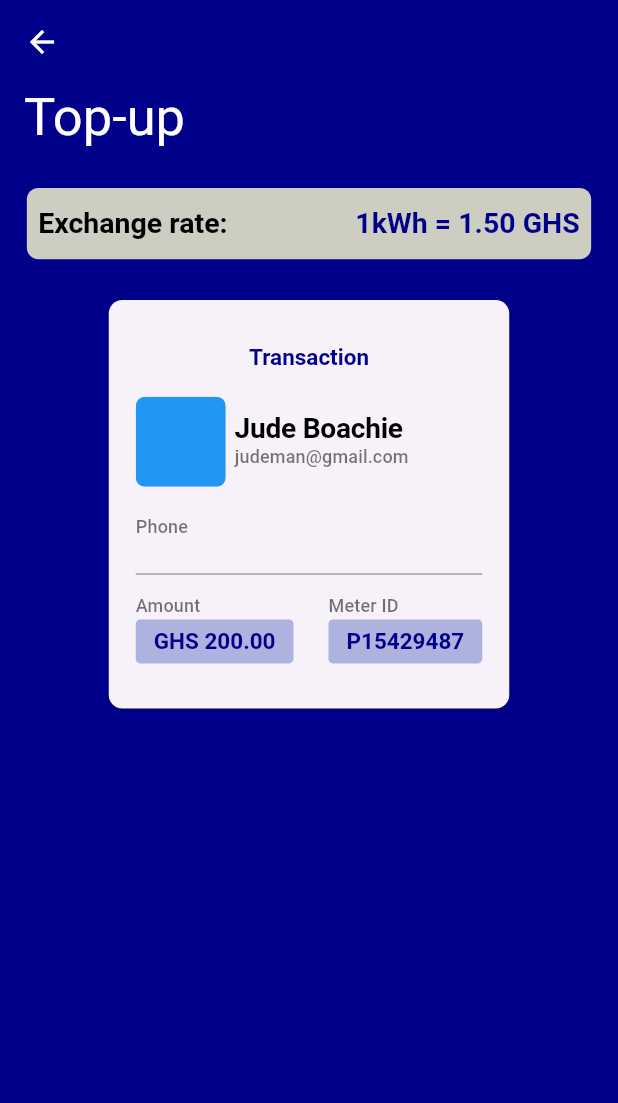
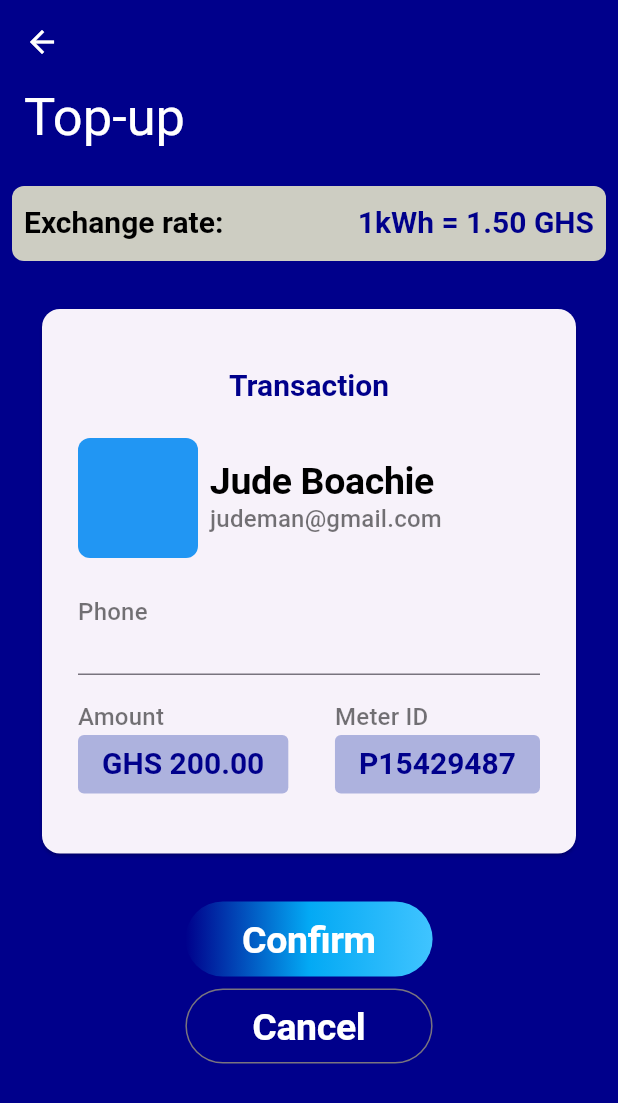
Before and after one commit to Serkhani/energyapp, a Flutter app: the TopUpView screen opened by its route, on a phone screen of 412 x 824 dp. Shown: the top 1103 px of the screen. Run offline on Flutter 3.47's test engine with Material 2 defaults, Android fonts, the phone set to English and light mode, and no system bars; our stand-ins replace get; accounts and stored records are empty.

Commit message:
added buttons

```diff
--- /dev/null
+++ b/lib/app/modules/TopUp/views/buttons_view.dart
@@ -0,0 +1,58 @@
+import 'package:energy/app/modules/home/controllers/home_controller.dart';
+import 'package:flutter/material.dart';
+
+import 'package:get/get.dart';
+
+class ButtonsView extends GetView<HomeController> {
+  const ButtonsView({Key? key}) : super(key: key);
+  @override
+  Widget build(BuildContext context) {
+    return SizedBox(
+      width: double.infinity,
+      child: Column(
+        crossAxisAlignment: CrossAxisAlignment.center,
+        children: [
+          Container(
+            margin: const EdgeInsets.symmetric(horizontal: 30.0, vertical: 8.0),
+            height: 50.0,
+            decoration: BoxDecoration(
+              borderRadius: BorderRadius.circular(35.0),
+              gradient: LinearGradient(colors: [
+                Theme.of(context).scaffoldBackgroundColor,
+                Colors.lightBlue,
+                Colors.lightBlueAccent
+              ]),
+            ),
+            child: ElevatedButton(
+              onPressed: () => controller.confirm(),
+              style: ElevatedButton.styleFrom(
+                backgroundColor: Colors.transparent,
+                elevation: 0.0,
+                minimumSize: Size(Get.width * 0.4, 50.0),
+                shape: RoundedRectangleBorder(
+                  borderRadius: BorderRadius.circular(35.0),
+                ),
+              ),
+              child: Text(
+                'Confirm',
+                style: Theme.of(context).textTheme.displayLarge,
+              ),
+            ),
+          ),
+          OutlinedButton(
+            style: OutlinedButton.styleFrom(
+                minimumSize: Size(Get.width * 0.4, 50.0),
+                shape: RoundedRectangleBorder(
+                    borderRadius: BorderRadius.circular(35.0),
+                    side: const BorderSide(width: 5.0))),
+            onPressed: () => controller.cancel(),
+            child: Text(
+              'Cancel',
+              style: Theme.of(context).textTheme.displayLarge,
+            ),
+          ),
+        ],
+      ),
+    );
+  }
+}
--- a/lib/app/modules/TopUp/views/exchange_rate_view.dart
+++ b/lib/app/modules/TopUp/views/exchange_rate_view.dart
@@ -7,9 +7,7 @@ class ExchangeRateView extends GetView<TopUpController> {
   const ExchangeRateView({Key? key}) : super(key: key);
   @override
   Widget build(BuildContext context) {
-    return Transform.scale(
-      scale: 0.95,
-      child: Container(
+    return Container(
       padding: const EdgeInsets.symmetric(horizontal: 8.0),
       height: 50.0,
       decoration: BoxDecoration(
@@ -27,7 +25,6 @@ class ExchangeRateView extends GetView<TopUpController> {
           style: Theme.of(context).textTheme.displayMedium,)
         ],
       ),
-      ),
     );
   }
 }
--- a/lib/app/modules/TopUp/views/top_up_view.dart
+++ b/lib/app/modules/TopUp/views/top_up_view.dart
@@ -1,3 +1,4 @@
+import 'package:energy/app/modules/TopUp/views/buttons_view.dart';
 import 'package:energy/app/modules/TopUp/views/exchange_rate_view.dart';
 import 'package:energy/app/modules/TopUp/views/transaction_card_view.dart';
 import 'package:flutter/material.dart';
@@ -28,7 +29,8 @@ class TopUpView extends GetView<TopUpController> {
               padding: EdgeInsets.all(8.0),
               child: ExchangeRateView(),
             ),
-            const TransactionCardView()
+            const TransactionCardView(),
+            const ButtonsView()
           ],
         ),
       )
--- a/lib/app/modules/TopUp/views/transaction_card_view.dart
+++ b/lib/app/modules/TopUp/views/transaction_card_view.dart
@@ -9,10 +9,7 @@ class TransactionCardView extends GetView<HomeController> {
   const TransactionCardView({Key? key}) : super(key: key);
   @override
   Widget build(BuildContext context) {
-    return Transform.scale(
-      scale: 0.75,
-      alignment: Alignment.topCenter,
-      child: Padding(
+    return Padding(
       padding: const EdgeInsets.symmetric(horizontal: 24.0, vertical: 20.0),
       child: Card(
         child: Padding(
@@ -93,7 +90,6 @@ class TransactionCardView extends GetView<HomeController> {
           ),
         ),
       ),
-      ),
     );
   }
 }
--- a/lib/app/modules/home/controllers/home_controller.dart
+++ b/lib/app/modules/home/controllers/home_controller.dart
@@ -35,4 +35,12 @@ class HomeController extends GetxController {
     print('topup');
     Get.toNamed(Routes.TOP_UP);
   }
+
+  void confirm() {
+    print('confirm');
+  }
+
+  void cancel() {
+    print('cancel');
+  }
 }
```
Lines whose indentation alone changed are shown as unchanged.
